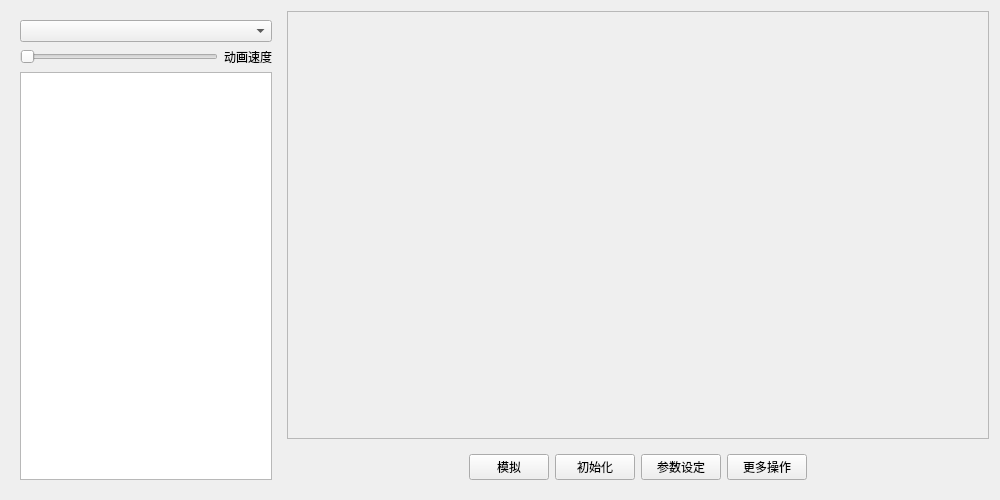
The window that common_ui/widget.ui (dayu521/abc) describes before a commit, drawn with Qt 5.
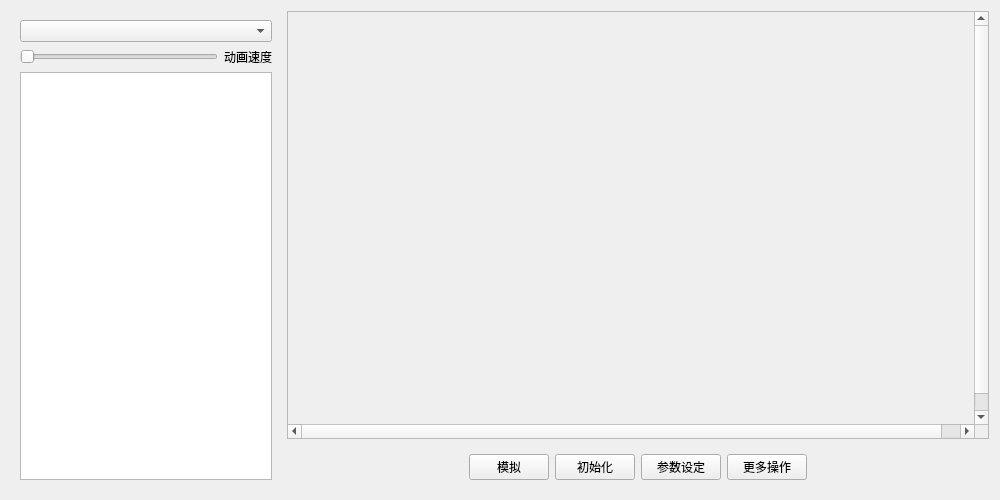
The same window after the commit. Custom widgets are drawn as their Qt base class.

Diff of the .ui file:
```diff
--- a/common_ui/widget.ui
+++ b/common_ui/widget.ui
@@ -84,7 +84,7 @@
         <enum>Qt::ScrollBarAsNeeded</enum>
        </property>
        <property name="widgetResizable">
-        <bool>true</bool>
+        <bool>false</bool>
        </property>
        <widget class="FlutteringWings" name="rightContainerWidget">
         <property name="geometry">
```
